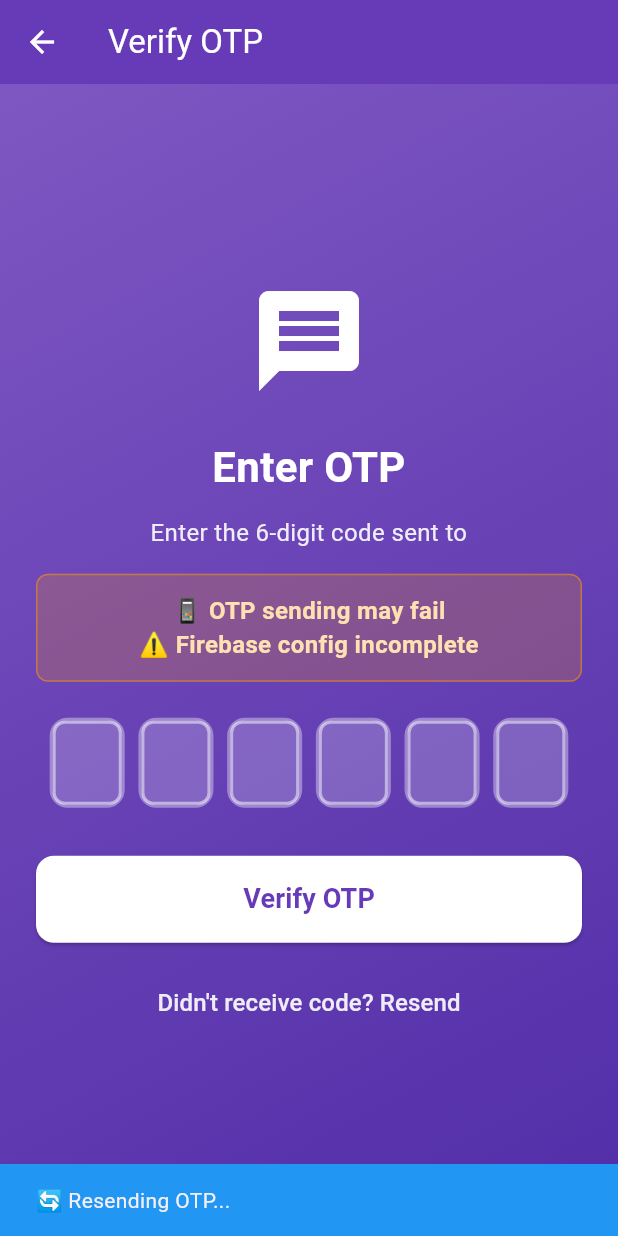
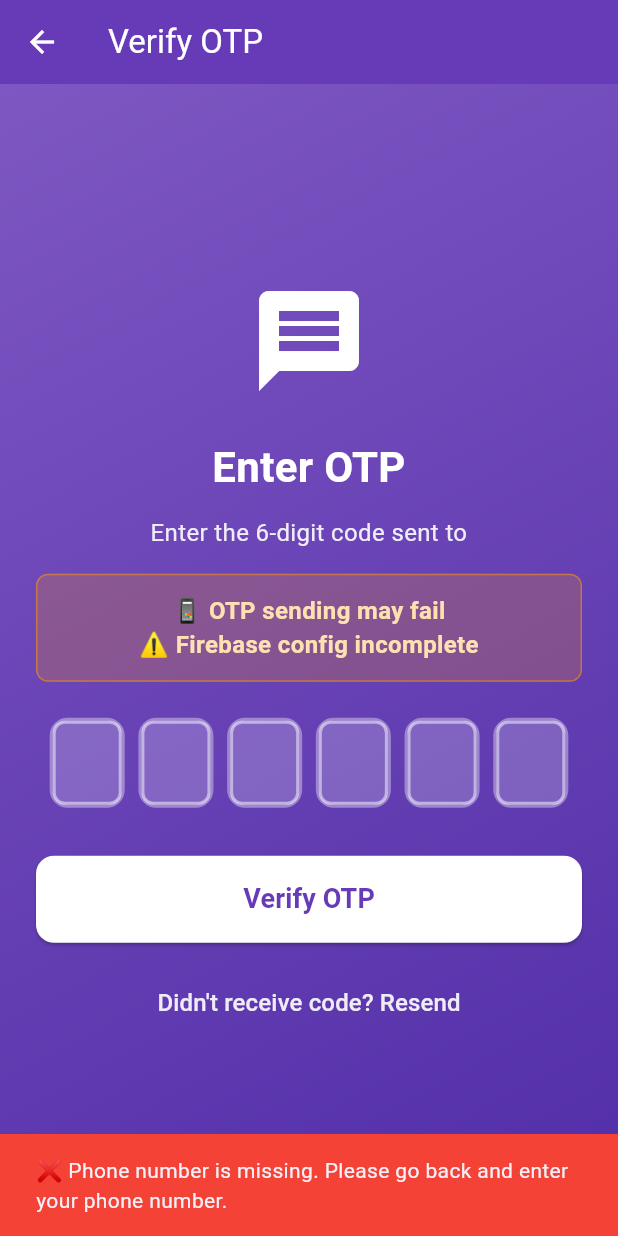
Before and after one commit to mitchell1972/examCoachApp, a Flutter app: the OTPVerificationScreen screen opened directly with empty values, after a tap on an icon or button, on a phone screen of 412 x 824 dp. Run offline on Flutter 3.47's test engine with Material 3 defaults, Android fonts, the phone set to English and light mode, and no system bars; our stand-ins replace flutter_secure_storage, logger; accounts and stored records are empty.

Commit message:
fix: Resolve compilation errors and clean up authentication service
- Fixed nullable phoneNumber issues in OTP verification screen
- Updated dependencies in pubspec.yaml to remove unused Firebase packages
- Cleaned up authentication service to work with demo mode
- App now compiles and runs successfully

```diff
--- a/lib/screens/otp_verification_screen.dart
+++ b/lib/screens/otp_verification_screen.dart
@@ -78,7 +78,7 @@ class _OTPVerificationScreenState extends State<OTPVerificationScreen> {
 
       // Check if phoneNumber is not null
       final phoneNumber = widget.userModel.phoneNumber;
-      if (phoneNumber == null) {
+      if (phoneNumber == null || phoneNumber.isEmpty) {
         throw Exception('Phone number is missing');
       }
 
@@ -130,9 +130,16 @@ class _OTPVerificationScreenState extends State<OTPVerificationScreen> {
       _logger.e('Unexpected error during OTP verification', error: error, stackTrace: stackTrace);
 
       if (mounted) {
+        String errorMessage = 'An unexpected error occurred. Please try again.';
+        if (error.toString().contains('Phone number is missing')) {
+          errorMessage = 'Phone number is missing. Please go back and enter your phone number.';
+        } else if (error.toString().contains('Invalid verification code')) {
+          errorMessage = 'Invalid verification code. Please try again.';
+        }
+
         ScaffoldMessenger.of(context).showSnackBar(
-          const SnackBar(
-            content: Text('❌ An unexpected error occurred. Please try again.'),
+          SnackBar(
+            content: Text('❌ $errorMessage'),
             backgroundColor: Colors.red,
             duration: Duration(seconds: 4),
           ),
@@ -157,8 +164,15 @@ class _OTPVerificationScreenState extends State<OTPVerificationScreen> {
 
       // Check if phoneNumber is not null
       final phoneNumber = widget.userModel.phoneNumber;
-      if (phoneNumber == null) {
-        throw Exception('Phone number is missing');
+      if (phoneNumber == null || phoneNumber.isEmpty) {
+        ScaffoldMessenger.of(context).showSnackBar(
+          const SnackBar(
+            content: Text('❌ Phone number is missing. Please go back and enter your phone number.'),
+            backgroundColor: Colors.red,
+            duration: Duration(seconds: 4),
+          ),
+        );
+        return;
       }
 
       // Show loading message
--- a/pubspec.yaml
+++ b/pubspec.yaml
@@ -10,10 +10,10 @@ dependencies:
   flutter:
     sdk: flutter
   cupertino_icons: ^1.0.2
-  # Remove Firebase dependencies
+  # Remove Firebase dependencies - removed cloud_firestore too to avoid conflicts
   # firebase_core: ^2.15.1
   # firebase_auth: ^4.9.0
-  cloud_firestore: ^4.9.1
+  # cloud_firestore: ^4.9.1
   provider: ^6.0.5
   shared_preferences: ^2.2.1
   intl: ^0.18.1
```
Also changed, not shown: pubspec.lock.
